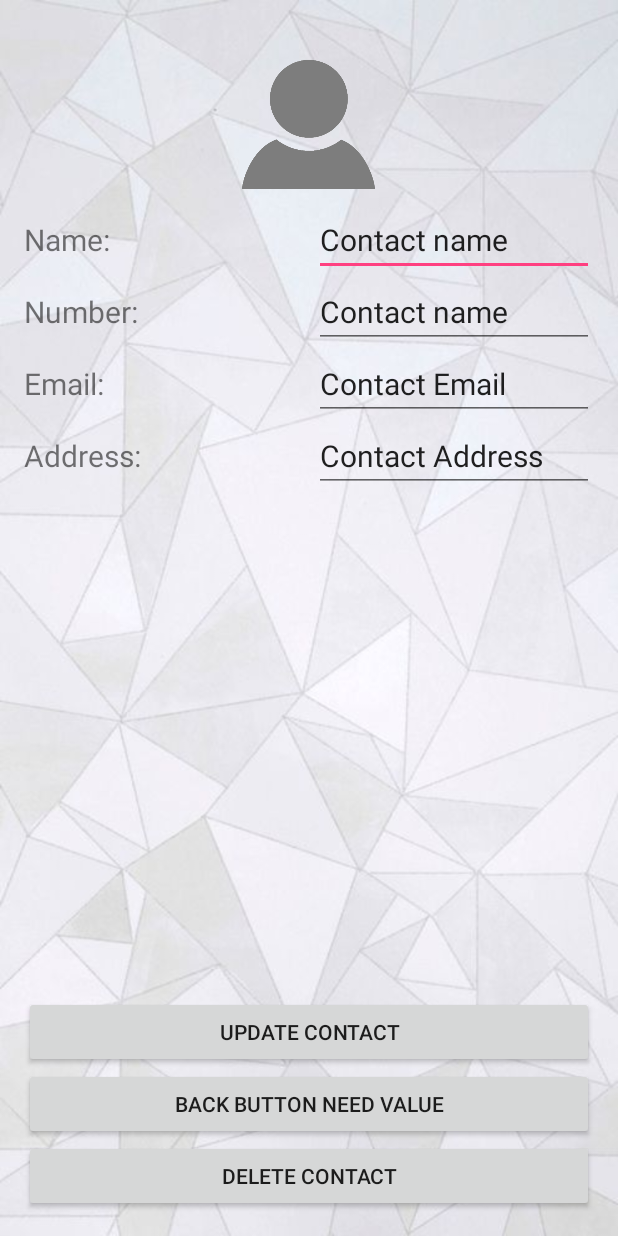
After one commit to bulve/ContactReader, an Android app: the UpdateContact screen opened directly, with no data from a screen before it, on a phone screen of 412 x 824 dp. The commit adds this screen. Run offline under Robolectric (Android 15) with nearby library versions, the phone set to English and light mode, and no system bars; 6 statements that could not run were skipped.

Commit message:
14MAR
I change fragment to normal aktivity.
some changes on designe of info and update page
New:
added image view of contact (have some issues)
added onclick normal and long on contact redirecting to Info or update page.

```diff
--- a/app/src/main/AndroidManifest.xml
+++ b/app/src/main/AndroidManifest.xml
@@ -20,9 +20,8 @@
                 <category android:name="android.intent.category.LAUNCHER" />
             </intent-filter>
         </activity>
-        <activity android:name=".ContacViewFrame" />
-        <activity android:name=".UpdateContact" />
-        <activity android:name=".InfoContact" />
+        <activity android:name=".UpdateContact" android:noHistory="true" />
+        <activity android:name=".InfoContact" android:noHistory="true"/>
         <!--
              The API key for Google Maps-based APIs is defined as a string resource.
              (See the file "res/values/google_maps_api.xml").
--- a/app/src/main/java/com/example/viktorija/contactreader/DatabaseHandler.java
+++ b/app/src/main/java/com/example/viktorija/contactreader/DatabaseHandler.java
@@ -89,7 +89,7 @@ public class DatabaseHandler extends SQLiteOpenHelper {
         values.put(COLUMN_email, contact.getEmail());
         values.put(COLUMN_address, contact.getAddress());
         //added for image
-        values.put(COLUMN_imageUri, contact.getImageUri().toString());
+        values.put(COLUMN_imageUri, String.valueOf(contact.getImageUri()));
 
         SQLiteDatabase db = this.getWritableDatabase();
 
--- /dev/null
+++ b/app/src/main/java/com/example/viktorija/contactreader/UpdateContact.java
@@ -0,0 +1,92 @@
+package com.example.viktorija.contactreader;
+
+import android.app.Activity;
+import android.content.Intent;
+import android.net.Uri;
+import android.os.Bundle;
+import android.view.View;
+import android.widget.Button;
+import android.widget.ImageView;
+import android.widget.TextView;
+
+public class UpdateContact extends Activity {
+    TextView contact_name, contact_number, contact_email,contact_address;
+    ImageView contact_image_uri;
+    private int contactID;
+
+    DatabaseHandler dbHandler;
+    Contact contact;
+
+
+    @Override
+    protected void onCreate(Bundle savedInstanceState) {
+        super.onCreate(savedInstanceState);
+        setContentView(R.layout.activity_update_contact);
+
+        Bundle bundle = getIntent().getExtras();
+        contactID = bundle.getInt("ContactIdFromManager");
+
+        dbHandler = new DatabaseHandler(this);
+        contact = new Contact();
+
+
+        contact = dbHandler.getContact(contactID);
+
+        //Set image on update
+        //contact_image_uri = (ImageView) findViewById(R.id.imageUriOnInfo);
+        //contact_image_uri.setImageURI(contact.getImageUri());
+
+        contact_name = (TextView) findViewById(R.id.ContactNameUpdate);
+        contact_name.setText(String.valueOf(contact.getName()));
+        contact_number = (TextView) findViewById(R.id.ContactNumberUpdate);
+        contact_number.setText(String.valueOf(Integer.valueOf(contact.getNumber())));
+        contact_email = (TextView) findViewById(R.id.ContactEmailUpdate);
+        contact_email.setText(String.valueOf(contact.getEmail()));
+        contact_address = (TextView) findViewById(R.id.ContactAddressUpdate);
+        contact_address.setText(String.valueOf(contact.getAddress()));
+
+        final Button updateButton = (Button) findViewById(R.id.UpdateButton);
+        updateButton.setOnClickListener(new View.OnClickListener() {
+            @Override
+            public void onClick(View v) {
+                contact.setName(contact_name.getText().toString());
+                contact.setNumber(Integer.valueOf(contact_number.getText().toString()));
+                contact.setEmail(contact_email.getText().toString());
+                contact.setAddress(contact_address.getText().toString());
+
+                //To update image setting a new image or the same
+              //  contact.setImageUri(Uri.parse(contact_image_uri.toString()));  //I down know for sure ;/ or Uri.parse(String.valueOf(contact_image_uri));
+
+                dbHandler.updateContact(contact);
+
+                Intent intent = new Intent(getApplicationContext(), Contact_Manager.class);
+                startActivity(intent);
+
+            }
+        });
+        Button backButton = (Button) findViewById(R.id.BackButton);
+        backButton.setOnClickListener(new View.OnClickListener() {
+            @Override
+            public void onClick(View v) {
+                Intent intent = new Intent(getApplicationContext(), Contact_Manager.class);
+                startActivity(intent);
+            }
+        });
+
+            Button deleteButton = (Button) findViewById(R.id.DeleteContact);
+        deleteButton.setOnClickListener(new View.OnClickListener() {
+            @Override
+            public void onClick(View v) {
+                dbHandler.deleteContact(dbHandler.getContact(contact.getId()));
+
+                Intent intent = new Intent(getApplicationContext(),Contact_Manager.class);
+                startActivity(intent);
+
+
+            }
+        });
+
+
+
+    }
+}
--- /dev/null
+++ b/app/src/main/res/layout/activity_update_contact.xml
@@ -0,0 +1,153 @@
+<?xml version="1.0" encoding="utf-8"?>
+<LinearLayout
+    xmlns:android="http://schemas.android.com/apk/res/android"
+    xmlns:tools="http://schemas.android.com/tools"
+    android:id="@+id/activity_contact_data"
+    android:background="@drawable/abstrac"
+    android:layout_width="match_parent"
+    android:layout_height="match_parent"
+    android:paddingBottom="@dimen/activity_vertical_margin"
+    android:paddingLeft="@dimen/activity_horizontal_margin"
+    android:paddingRight="@dimen/activity_horizontal_margin"
+    android:paddingTop="@dimen/activity_vertical_margin"
+    android:orientation="vertical"
+    tools:context="com.example.viktorija.contactreader.Contact_Manager">
+
+        <ImageView
+            android:id="@+id/imageUriOnUpdate"
+            android:layout_width="match_parent"
+            android:layout_height="100dp"
+            android:layout_gravity="center_horizontal"
+            android:src="@drawable/useruser"
+            android:layout_margin="10dp"/>
+        <RelativeLayout
+            android:layout_width="match_parent"
+            android:layout_height="wrap_content">
+        <EditText
+            android:layout_width="wrap_content"
+            android:layout_height="wrap_content"
+            android:inputType="textPersonName"
+            android:text="Contact name"
+            android:ems="8"
+            android:textSize="20dp"
+            android:id="@+id/ContactNameUpdate"
+            android:layout_alignParentTop="true"
+            android:layout_alignParentRight="true"
+            android:layout_alignParentEnd="true" />
+        <TextView
+            android:text="Name:"
+            android:layout_width="wrap_content"
+            android:layout_height="wrap_content"
+            android:id="@+id/textViewForContactName"
+            android:textSize="20dp"
+            android:layout_alignBaseline="@+id/ContactNameUpdate"
+            android:layout_alignBottom="@+id/ContactNameUpdate"
+            android:layout_alignParentLeft="true"
+            android:layout_alignParentStart="true"
+            />
+
+        <EditText
+            android:layout_width="wrap_content"
+            android:layout_height="wrap_content"
+            android:inputType="number"
+            android:text="Contact name"
+            android:ems="8"
+            android:textSize="20dp"
+            android:id="@+id/ContactNumberUpdate"
+            android:layout_below="@+id/ContactNameUpdate"
+            android:layout_alignParentRight="true"
+            android:layout_alignParentEnd="true" />
+        <TextView
+            android:text="Number: "
+            android:layout_width="wrap_content"
+            android:layout_height="wrap_content"
+            android:id="@+id/textViewForContactNumber"
+            android:textSize="20dp"
+            android:layout_alignBaseline="@+id/ContactNumberUpdate"
+            android:layout_alignBottom="@+id/ContactEmailUpdate"
+            android:layout_alignParentLeft="true"
+            android:layout_alignParentStart="true"
+            />
+        <EditText
+            android:layout_width="wrap_content"
+            android:layout_height="wrap_content"
+            android:inputType="textEmailAddress"
+            android:text="Contact Email"
+            android:ems="8"
+            android:textSize="20dp"
+            android:id="@+id/ContactEmailUpdate"
+            android:layout_below="@+id/ContactNumberUpdate"
+            android:layout_alignParentRight="true"
+            android:layout_alignParentEnd="true" />
+        <TextView
+            android:text="Email: "
+            android:layout_width="wrap_content"
+            android:layout_height="wrap_content"
+            android:id="@+id/textViewForContactEmail"
+            android:textSize="20dp"
+            android:layout_alignBaseline="@+id/ContactEmailUpdate"
+            android:layout_alignBottom="@+id/ContactAddressUpdate"
+            android:layout_alignParentLeft="true"
+            android:layout_alignParentStart="true"
+            />
+
+        <EditText
+            android:layout_width="wrap_content"
+            android:layout_height="wrap_content"
+            android:inputType="text"
+            android:text="Contact Address"
+            android:ems="8"
+            android:textSize="20dp"
+            android:id="@+id/ContactAddressUpdate"
+
+            android:layout_below="@+id/ContactEmailUpdate"
+            android:layout_alignParentRight="true"
+            android:layout_alignParentEnd="true" />
+        <TextView
+            android:text="Address: "
+            android:layout_width="wrap_content"
+            android:layout_height="wrap_content"
+            android:id="@+id/textViewForContactAddress"
+            android:textSize="20dp"
+            android:layout_alignBaseline="@+id/ContactAddressUpdate"
+
+            android:layout_alignParentLeft="true"
+            android:layout_alignParentStart="true"
+            />
+
+        <Button
+            android:text="Delete Contact"
+            android:layout_width="wrap_content"
+            android:layout_height="wrap_content"
+            android:id="@+id/DeleteContact"
+            android:layout_alignParentBottom="true"
+            android:layout_alignParentLeft="true"
+            android:layout_alignParentStart="true"
+            android:layout_alignParentRight="true"
+            android:layout_alignParentEnd="true" />
+        <Button
+            android:text="Back Button need value"
+            android:layout_width="wrap_content"
+            android:layout_height="wrap_content"
+            android:id="@+id/BackButton"
+            android:layout_above="@+id/DeleteContact"
+            android:layout_alignParentLeft="true"
+            android:layout_alignParentStart="true"
+            android:layout_alignParentRight="true"
+            android:layout_alignParentEnd="true" />
+
+        <Button
+            android:text="Update Contact"
+            android:layout_width="wrap_content"
+            android:layout_height="wrap_content"
+            android:id="@+id/UpdateButton"
+            android:layout_above="@+id/BackButton"
+            android:layout_alignParentLeft="true"
+            android:layout_alignParentStart="true"
+            android:layout_alignParentRight="true"
+            android:layout_alignParentEnd="true" />
+        </RelativeLayout>
+
+
+
+</LinearLayout>
--- a/app/src/main/res/layout/listview_item.xml
+++ b/app/src/main/res/layout/listview_item.xml
@@ -38,7 +38,8 @@
         android:layout_alignParentLeft="true"
         android:layout_alignParentStart="true"
         android:layout_alignParentTop="true"
-        app:srcCompat="@drawable/user" />
+        android:src="@drawable/useruser"
+        app:srcCompat="@drawable/useruser" />
 
 
 </RelativeLayout>
```
Also changed, not shown: app/src/main/java/com/example/viktorija/contactreader/Contact_Manager.java (+14 -9 lines), app/src/main/java/com/example/viktorija/contactreader/InfoContact.java (added, +112 -0 lines), app/src/main/res/layout/activity_contact__manager.xml (+15 -15 lines), app/src/main/res/layout/activity_info_contact.xml (added, +134 -0 lines), app/src/main/res/drawable/abstrac.jpg (added), app/src/main/res/drawable/user.png (added), app/src/main/res/drawable/useruser.png (added).
